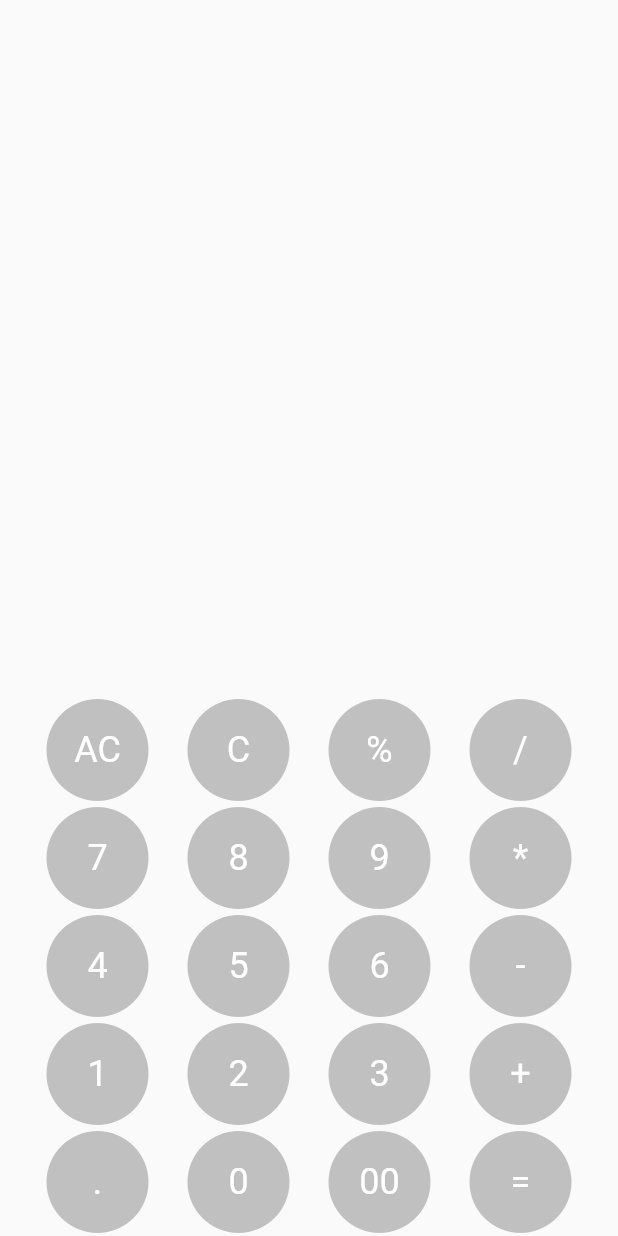
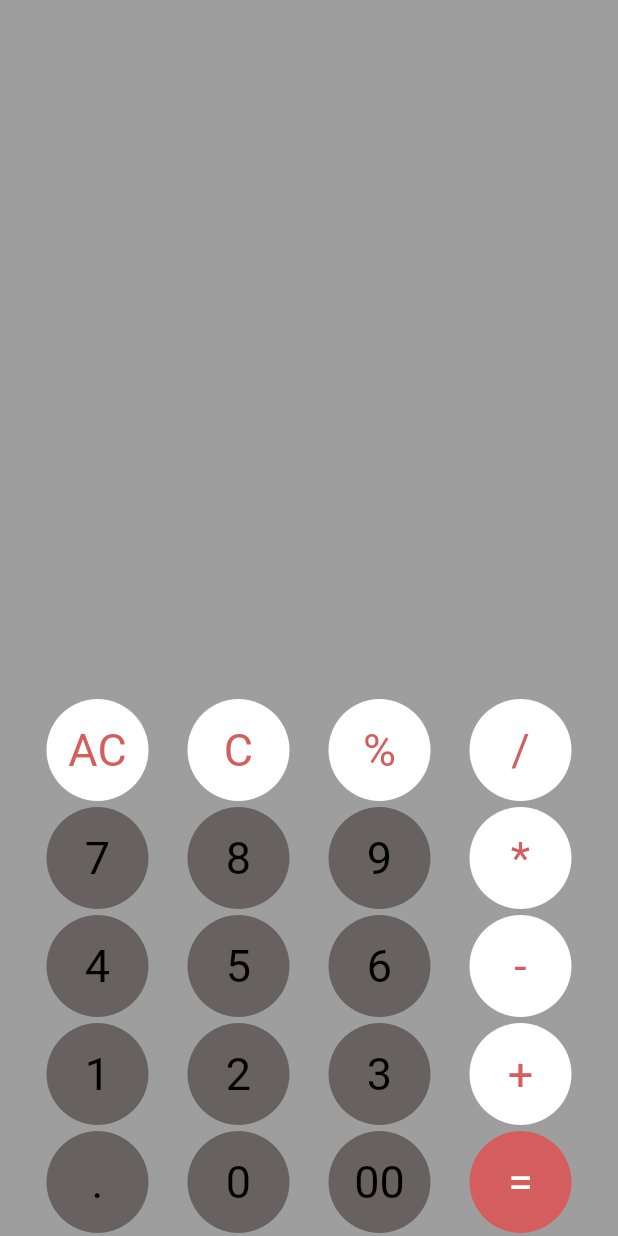
Before and after one commit to Victor-Brandford/android_calculadora, a Flutter app: the screen it shows after launch, on a phone screen of 412 x 824 dp. Run offline on Flutter 3.47's test engine with Material 2 defaults, Android fonts, the phone set to English and light mode, and no system bars; our stand-ins replace math_expressions.

Commit message:
mudança da interface da calculadora

```diff
--- a/lib/Components/butão.dart
+++ b/lib/Components/butão.dart
@@ -4,16 +4,19 @@ class butoes_telcado extends StatelessWidget {
   final String? Texto;
   final int cor;
   final Function? callback;
+  final int cortexto;
   butoes_telcado({
     required Key? key,
     required this.cor,
     this.Texto,
     this.callback,
+    required this.cortexto,
   }) : super(key: key);
 
   @override
   Widget build(BuildContext context) {
     //
+
     return Padding(
       padding: EdgeInsets.symmetric(vertical: 2.0, horizontal: 13.0),
       child: TextButton(
@@ -27,7 +30,7 @@ class butoes_telcado extends StatelessWidget {
             borderRadius: BorderRadius.all(Radius.circular(64.0)),
           ),
           textStyle: const TextStyle(
-            fontSize: 24.0,
+            fontSize: 30.0,
           ),
         ),
         onPressed: () {
@@ -35,7 +38,8 @@ class butoes_telcado extends StatelessWidget {
         },
         child: Text(
           Texto!,
-          style: TextStyle(color: Colors.white),
+
+          style: TextStyle(color: Color(cortexto),),
         ),
       ),
     );
--- a/lib/Screens/Home.dart
+++ b/lib/Screens/Home.dart
@@ -12,7 +12,8 @@ class calc_Page extends StatefulWidget {
 }
 
 class calc_PageState extends State<calc_Page> {
-   int resultado = 0;
+   //int resultado = 0;
+   //int quantidade =0;
    String historico ='';
    String Expressao = '';
 
@@ -25,6 +26,10 @@ class calc_PageState extends State<calc_Page> {
   void allclear (String text){
 
     setState(() {
+     // if (resultado==0){
+     //   quantidade = int.parse(Expressao);
+
+    //}
       historico ='';
       Expressao = '';
     });
@@ -42,14 +47,20 @@ class calc_PageState extends State<calc_Page> {
     ContextModel cm = ContextModel();
     double eval = exp.evaluate(EvaluationType.REAL, cm);
     setState(() {
-      historico = Expressao;
-      Expressao = eval.toString();
+     // if (resultado == quantidade){
+        //Expressao = 'numero da pessoa';
+     // }else{
+        //resultado++;
+        historico = Expressao;
+        Expressao = eval.toString();
+      //}
     });
   }
 
   @override
   Widget build(BuildContext context) {
     return Scaffold(
+      backgroundColor: Colors.grey,
       body: Center(
         child: Column(
           mainAxisAlignment: MainAxisAlignment.end,
@@ -80,46 +91,46 @@ class calc_PageState extends State<calc_Page> {
             Row(
               mainAxisAlignment: MainAxisAlignment.center,
               children: <Widget>[
-                butoes_telcado(Texto: 'AC',cor: 0xFFC0C0C0,key: null,callback: allclear,),
-                butoes_telcado(Texto: 'C',cor: 0xFFC0C0C0, key: null,callback: clear,),
-                butoes_telcado(Texto: '%',cor: 0xFFC0C0C0, key: null,callback: NumeroClique,),
-                butoes_telcado(Texto: '/',cor: 0xFFC0C0C0, key: null,callback: NumeroClique,),
+                butoes_telcado(Texto: 'AC',cor: 0xffFFFFFF, cortexto:0xFFD45E5E, key: null,callback: allclear,),
+                butoes_telcado(Texto: 'C',cor: 0xffFFFFFF, cortexto: 0xFFD45E5E, key: null,callback: clear,),
+                butoes_telcado(Texto: '%',cor: 0xffFFFFFF, cortexto: 0xFFD45E5E, key: null,callback: NumeroClique,),
+                butoes_telcado(Texto: '/',cor: 0xffFFFFFF, cortexto: 0xFFD45E5E, key: null,callback: NumeroClique,),
               ],
             ),
             Row(
               mainAxisAlignment: MainAxisAlignment.center,
               children: <Widget>[
-                butoes_telcado(Texto: '7',cor: 0xFFC0C0C0, key: null,callback: NumeroClique,),
-                butoes_telcado(Texto: '8',cor: 0xFFC0C0C0, key: null,callback: NumeroClique,),
-                butoes_telcado(Texto: '9',cor: 0xFFC0C0C0, key: null,callback: NumeroClique,),
-                butoes_telcado(Texto: '*',cor: 0xFFC0C0C0, key: null,callback: NumeroClique,),
+                butoes_telcado(Texto: '7',cor: 0xff686161, cortexto: 0xff000000, key: null,callback: NumeroClique,),
+                butoes_telcado(Texto: '8',cor: 0xff686161, cortexto: 0xff000000, key: null,callback: NumeroClique,),
+                butoes_telcado(Texto: '9',cor: 0xff686161, cortexto: 0xff000000, key: null,callback: NumeroClique,),
+                butoes_telcado(Texto: '*',cor: 0xffFFFFFF, cortexto: 0xffD45E5E, key: null,callback: NumeroClique,),
               ],
             ),
             Row(
               mainAxisAlignment: MainAxisAlignment.center,
               children: <Widget>[
-                butoes_telcado(Texto: '4',cor: 0xFFC0C0C0, key: null,callback: NumeroClique,),
-                butoes_telcado(Texto: '5',cor: 0xFFC0C0C0, key: null,callback: NumeroClique,),
-                butoes_telcado(Texto: '6',cor: 0xFFC0C0C0, key: null,callback: NumeroClique,),
-                butoes_telcado(Texto: '-',cor: 0xFFC0C0C0, key: null,callback: NumeroClique,),
+                butoes_telcado(Texto: '4',cor: 0xff686161, cortexto: 0xff000000, key: null,callback: NumeroClique,),
+                butoes_telcado(Texto: '5',cor: 0xff686161, cortexto: 0xff000000, key: null,callback: NumeroClique,),
+                butoes_telcado(Texto: '6',cor: 0xff686161, cortexto: 0xff000000, key: null,callback: NumeroClique,),
+                butoes_telcado(Texto: '-',cor: 0xffFFFFFF, cortexto: 0xffD45E5E, key: null,callback: NumeroClique,),
               ],
             ),
             Row(
               mainAxisAlignment: MainAxisAlignment.center,
               children: <Widget>[
-                butoes_telcado(Texto: '1',cor: 0xFFC0C0C0, key: null,callback: NumeroClique,),
-                butoes_telcado(Texto: '2',cor: 0xFFC0C0C0, key: null,callback: NumeroClique,),
-                butoes_telcado(Texto: '3',cor: 0xFFC0C0C0, key: null,callback: NumeroClique,),
-                butoes_telcado(Texto: '+',cor: 0xFFC0C0C0, key: null,callback: NumeroClique,),
+                butoes_telcado(Texto: '1',cor: 0xff686161, cortexto: 0xff000000, key: null,callback: NumeroClique,),
+                butoes_telcado(Texto: '2',cor: 0xff686161, cortexto: 0xff000000, key: null,callback: NumeroClique,),
+                butoes_telcado(Texto: '3',cor: 0xff686161, cortexto: 0xff000000, key: null,callback: NumeroClique,),
+                butoes_telcado(Texto: '+',cor: 0xffFFFFFF, cortexto: 0xffD45E5E, key: null,callback: NumeroClique,),
               ],
             ),
             Row(
               mainAxisAlignment: MainAxisAlignment.center,
               children: <Widget>[
-                butoes_telcado(Texto: '.',cor: 0xFFC0C0C0, key: null,callback: NumeroClique,),
-                butoes_telcado(Texto: '0',cor: 0xFFC0C0C0, key: null, callback: NumeroClique,),
-                butoes_telcado(Texto: '00',cor: 0xFFC0C0C0, key: null,callback: NumeroClique,),
-                butoes_telcado(Texto: '=',cor: 0xFFC0C0C0, key: null, callback: igual,),
+                butoes_telcado(Texto: '.',cor: 0xFF686161, cortexto: 0xff000000, key: null,callback: NumeroClique,),
+                butoes_telcado(Texto: '0',cor: 0xFF686161, cortexto: 0xff000000, key: null, callback: NumeroClique,),
+                butoes_telcado(Texto: '00',cor: 0xFF686161,cortexto: 0xff000000,  key: null,callback: NumeroClique,),
+                butoes_telcado(Texto: '=',cor: 0xffD45E5E, cortexto: 0xffFFFFFF, key: null, callback: igual,),
               ],
             ),
           ],
--- a/lib/main.dart
+++ b/lib/main.dart
@@ -9,6 +9,7 @@ class calc_app extends StatelessWidget {
   @override
   Widget build(BuildContext context) {
     return MaterialApp(
+
         home: calc_Page(),
     );
   }
```
